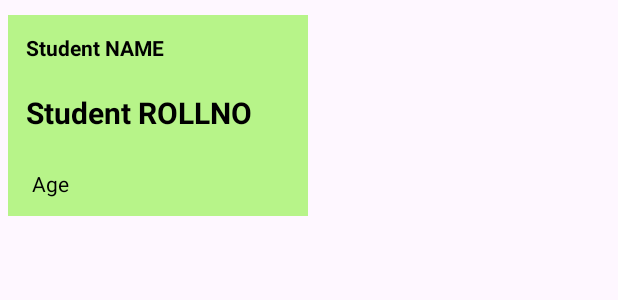
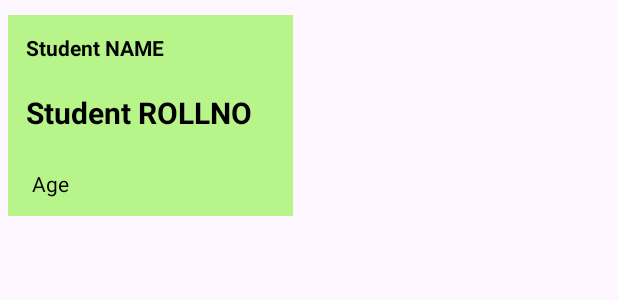
Before and after one commit to Usman8902/Student-Recorrd, an Android app: the layout activity_student_card.xml on its own in the app's theme, with its tools: preview values and no code run, on a phone screen of 412 x 824 dp. Shown: the top 300 px of the screen. Run offline under Robolectric (Android 15) with nearby library versions, the phone set to English and light mode, and no system bars.

```diff
--- a/app/src/main/res/layout/activity_student_card.xml
+++ b/app/src/main/res/layout/activity_student_card.xml
@@ -3,7 +3,7 @@
     xmlns:app="http://schemas.android.com/apk/res-auto"
     xmlns:tools="http://schemas.android.com/tools"
     android:id="@+id/student_card_layout"
-    android:layout_width="200dp"
+    android:layout_width="190dp"
     android:layout_height="wrap_content"
     android:layout_marginLeft="5dp"
     android:layout_marginTop="10dp"
```
